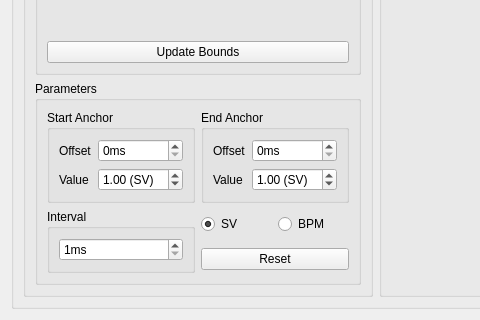
Qt form ui/twopointbezier.ui (Eve-ning/reamber) before a commit; both pictures show x 0 to 480 and y 247 to 567 of the 1085 by 567 pixel window.
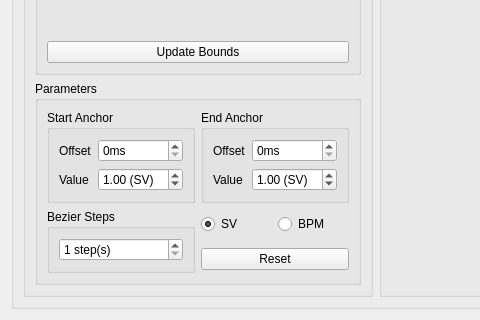
The same form after that commit. Custom widgets are drawn as their Qt base class.

Commit message: Make TPB use steps instead of intervals

```diff
--- a/ui/twopointbezier.ui
+++ b/ui/twopointbezier.ui
@@ -191,17 +191,20 @@
             <item row="4" column="0" rowspan="2" colspan="3">
              <widget class="QGroupBox" name="intervalLO">
               <property name="title">
-               <string>Interval</string>
+               <string>Bezier Steps</string>
               </property>
               <layout class="QGridLayout" name="gridLayout_9">
                <item row="0" column="0">
                 <widget class="QSpinBox" name="interval">
                  <property name="suffix">
-                  <string>ms</string>
+                  <string> step(s)</string>
                  </property>
                  <property name="minimum">
                   <number>1</number>
                  </property>
+                 <property name="maximum">
+                  <number>10000</number>
+                 </property>
                 </widget>
                </item>
               </layout>
```
Left out of the diff: 4 changed lines with no effect on the pictures. The commit also changes 4 other files.
